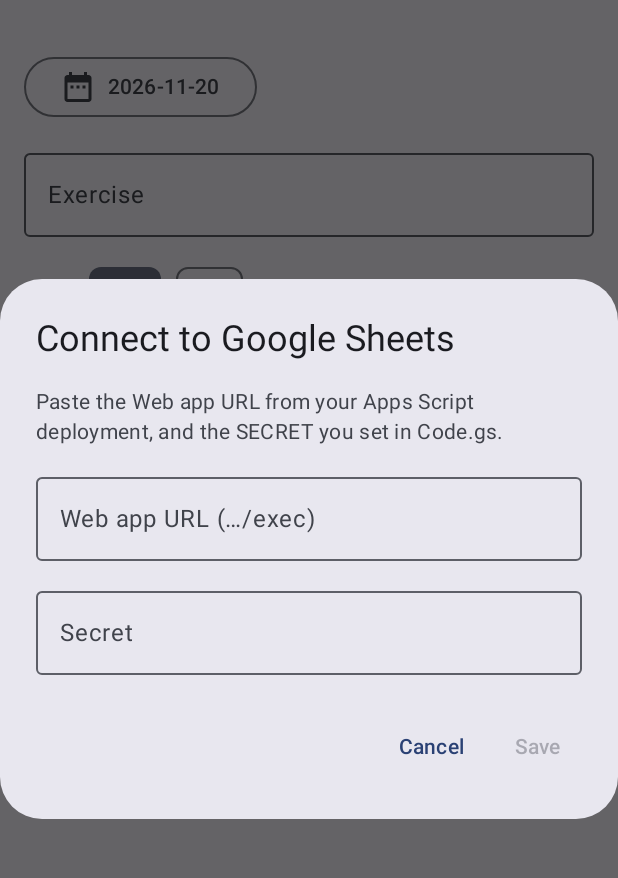
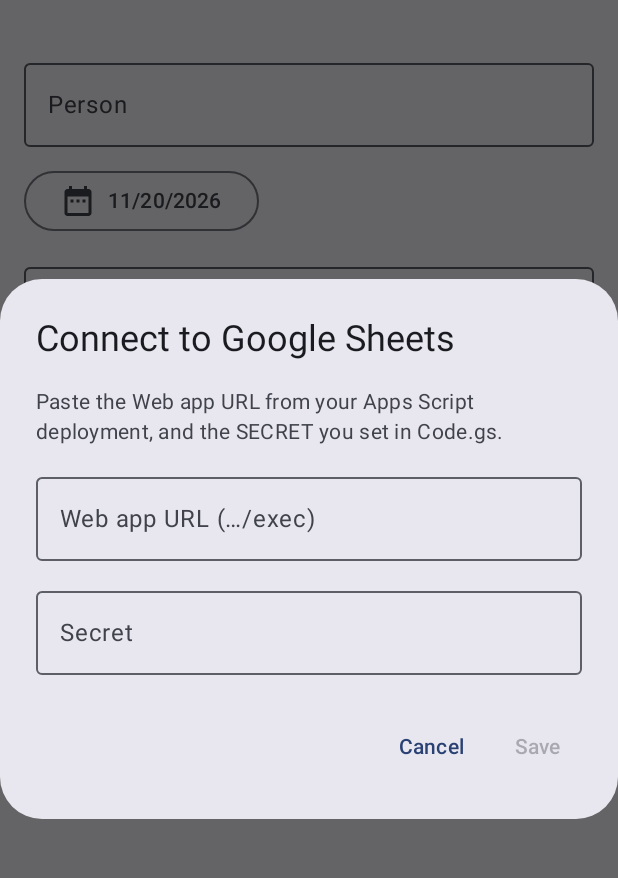
Before and after one commit to Sametcan-Yuzlu/FitLog, an Android app built with Jetpack Compose: the screen it shows after launch (MainActivity), on a phone screen of 412 x 824 dp, the part 69-947 px from its top. Run offline under Robolectric (Android 15) with nearby library versions, the phone set to English and light mode, and no system bars.

Commit message:
Log to the LiftData tab in the Person/Date/Exercise/SetNo/Weight/Reps format
- Apps Script writes to LiftData, locating columns by header name
- Exercise names normalized to snake_case; dates written as M/d/yyyy
- SetNo continues from sets already logged that day for that person + exercise
- App: Person field with one-tap chips for training partners; per-person "last time"
- Removed unit and notes (no columns for them in the sheet)
- Form keeps person/date/exercise after saving so partners can alternate sets

Co-Authored-By: Claude Opus 5.5 <noreply@anthropic.com>

```diff
--- a/FitLogApp/app/src/main/java/com/fitlog/app/MainActivity.kt
+++ b/FitLogApp/app/src/main/java/com/fitlog/app/MainActivity.kt
@@ -9,6 +9,8 @@ import androidx.activity.enableEdgeToEdge
 import androidx.compose.foundation.isSystemInDarkTheme
 import androidx.compose.foundation.layout.Arrangement
 import androidx.compose.foundation.layout.Column
+import androidx.compose.foundation.layout.ExperimentalLayoutApi
+import androidx.compose.foundation.layout.FlowRow
 import androidx.compose.foundation.layout.Row
 import androidx.compose.foundation.layout.Spacer
 import androidx.compose.foundation.layout.fillMaxSize
@@ -97,10 +99,10 @@ fun LogScreen(vm: LogViewModel = viewModel()) {
 
     LaunchedEffect(Unit) { vm.messages.collect { snackbar.showSnackbar(it) } }
 
-    // When the typed name matches a known exercise, fetch what you did last time.
-    LaunchedEffect(vm.exercise) {
+    // When person + a known exercise are set, fetch what that person did last time.
+    LaunchedEffect(vm.exercise, vm.person) {
         vm.lastSession = null
-        if (vm.exercises.any { it.equals(vm.exercise.trim(), ignoreCase = true) }) {
+        if (vm.person.isNotBlank() && normExercise(vm.exercise) in vm.exercises) {
             delay(400)
             vm.loadLast()
         }
@@ -140,15 +142,17 @@ fun LogScreen(vm: LogViewModel = viewModel()) {
                 }
             }
 
+            PersonField(vm)
+
             OutlinedButton(onClick = {
-                val d = runCatching { LocalDate.parse(vm.date) }.getOrDefault(LocalDate.now())
+                val d = vm.date
                 DatePickerDialog(ctx, { _, y, m, day ->
-                    vm.date = LocalDate.of(y, m + 1, day).toString()
+                    vm.date = LocalDate.of(y, m + 1, day)
                 }, d.year, d.monthValue - 1, d.dayOfMonth).show()
             }) {
                 Icon(Icons.Filled.DateRange, contentDescription = null)
                 Spacer(Modifier.width(8.dp))
-                Text(vm.date)
+                Text("${vm.date.monthValue}/${vm.date.dayOfMonth}/${vm.date.year}")
             }
 
             ExerciseField(vm)
@@ -157,18 +161,10 @@ fun LogScreen(vm: LogViewModel = viewModel()) {
                 Text(it, style = MaterialTheme.typography.bodyMedium, color = MaterialTheme.colorScheme.primary)
             }
 
-            Row(horizontalArrangement = Arrangement.spacedBy(8.dp), verticalAlignment = Alignment.CenterVertically) {
-                Text("Unit:", style = MaterialTheme.typography.bodyLarge)
-                listOf("kg", "lb").forEach { u ->
-                    FilterChip(selected = vm.unit == u, onClick = { vm.changeUnit(u) }, label = { Text(u) })
-                }
-            }
-
             vm.sets.forEachIndexed { i, s ->
                 SetRow(
                     index = i,
                     entry = s,
-                    unit = vm.unit,
                     onChange = { vm.sets[i] = it },
                     onRemove = { vm.removeSet(i) }
                 )
@@ -179,13 +175,6 @@ fun LogScreen(vm: LogViewModel = viewModel()) {
                 Spacer(Modifier.width(8.dp))
                 Text("Add set")
             }
-
-            OutlinedTextField(
-                value = vm.notes,
-                onValueChange = { vm.notes = it },
-                label = { Text("Notes (optional)") },
-                modifier = Modifier.fillMaxWidth()
-            )
 
             Button(
                 onClick = vm::save,
@@ -208,13 +197,39 @@ fun LogScreen(vm: LogViewModel = viewModel()) {
     }
 }
 
+/** Name field plus one-tap chips for everyone already in the sheet (for switching between partners). */
+@OptIn(ExperimentalLayoutApi::class)
+@Composable
+fun PersonField(vm: LogViewModel) {
+    Column(verticalArrangement = Arrangement.spacedBy(4.dp)) {
+        OutlinedTextField(
+            value = vm.person,
+            onValueChange = vm::changePerson,
+            label = { Text("Person") },
+            singleLine = true,
+            modifier = Modifier.fillMaxWidth()
+        )
+        if (vm.people.isNotEmpty()) {
+            FlowRow(horizontalArrangement = Arrangement.spacedBy(8.dp)) {
+                vm.people.forEach { p ->
+                    FilterChip(
+                        selected = p.equals(vm.person.trim(), ignoreCase = true),
+                        onClick = { vm.changePerson(p) },
+                        label = { Text(p) }
+                    )
+                }
+            }
+        }
+    }
+}
+
 @OptIn(ExperimentalMaterial3Api::class)
 @Composable
 fun ExerciseField(vm: LogViewModel) {
     var expanded by remember { mutableStateOf(false) }
-    val typed = vm.exercise.trim()
+    val typed = normExercise(vm.exercise)
     val matches = vm.exercises
-        .filter { it.contains(typed, ignoreCase = true) && !it.equals(typed, ignoreCase = true) }
+        .filter { it.contains(typed) && it != typed }
         .take(8)
     val open = expanded && matches.isNotEmpty()
 
@@ -236,13 +251,13 @@ fun ExerciseField(vm: LogViewModel) {
 }
 
 @Composable
-fun SetRow(index: Int, entry: SetEntry, unit: String, onChange: (SetEntry) -> Unit, onRemove: () -> Unit) {
+fun SetRow(index: Int, entry: SetEntry, onChange: (SetEntry) -> Unit, onRemove: () -> Unit) {
     Row(verticalAlignment = Alignment.CenterVertically, horizontalArrangement = Arrangement.spacedBy(8.dp)) {
         Text("${index + 1}", Modifier.width(20.dp), style = MaterialTheme.typography.titleMedium)
         OutlinedTextField(
             value = entry.weight,
             onValueChange = { v -> onChange(entry.copy(weight = v.filter { it.isDigit() || it == '.' || it == ',' })) },
-            label = { Text("Weight ($unit)") },
+            label = { Text("Weight") },
             singleLine = true,
             keyboardOptions = KeyboardOptions(keyboardType = KeyboardType.Decimal),
             modifier = Modifier.weight(1f)
--- a/FitLogApp/app/src/main/java/com/fitlog/app/Prefs.kt
+++ b/FitLogApp/app/src/main/java/com/fitlog/app/Prefs.kt
@@ -15,14 +15,18 @@ class Prefs(context: Context) {
         get() = sp.getString("secret", "").orEmpty()
         set(v) = sp.edit().putString("secret", v).apply()
 
-    var unit: String
-        get() = sp.getString("unit", "kg").orEmpty()
-        set(v) = sp.edit().putString("unit", v).apply()
+    var person: String
+        get() = sp.getString("person", "").orEmpty()
+        set(v) = sp.edit().putString("person", v).apply()
 
     var exercises: List<String>
         get() = sp.getString("exercises", "").orEmpty().split("\n").filter { it.isNotBlank() }
         set(v) = sp.edit().putString("exercises", v.joinToString("\n")).apply()
 
+    var people: List<String>
+        get() = sp.getString("people", "").orEmpty().split("\n").filter { it.isNotBlank() }
+        set(v) = sp.edit().putString("people", v.joinToString("\n")).apply()
+
     var pending: JSONArray
         get() = JSONArray(sp.getString("pending", "[]"))
         set(v) = sp.edit().putString("pending", v.toString()).apply()
```
Also changed, not shown: FitLogApp/app/src/main/java/com/fitlog/app/LogViewModel.kt (+48 -37 lines), 2 other files.
